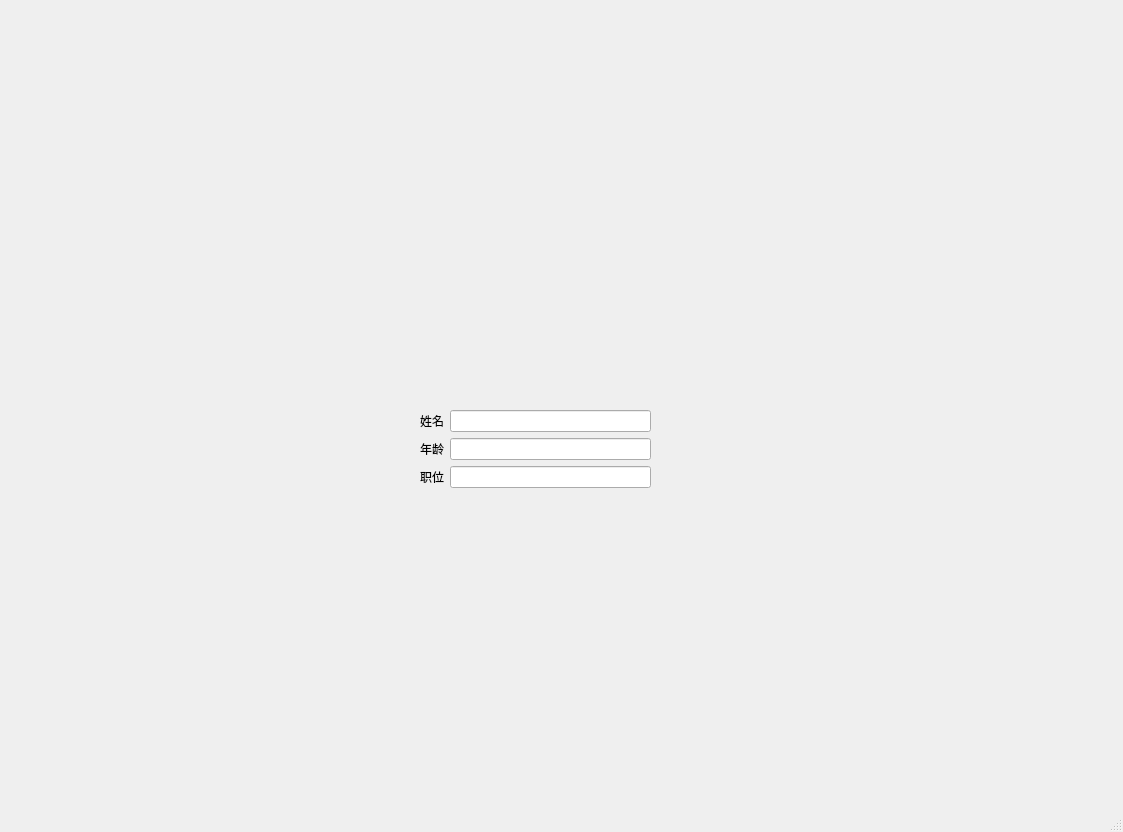
Above: mainwinbuddy.ui from TianJin85/Qtwindow before the change. Below: the same form after it.
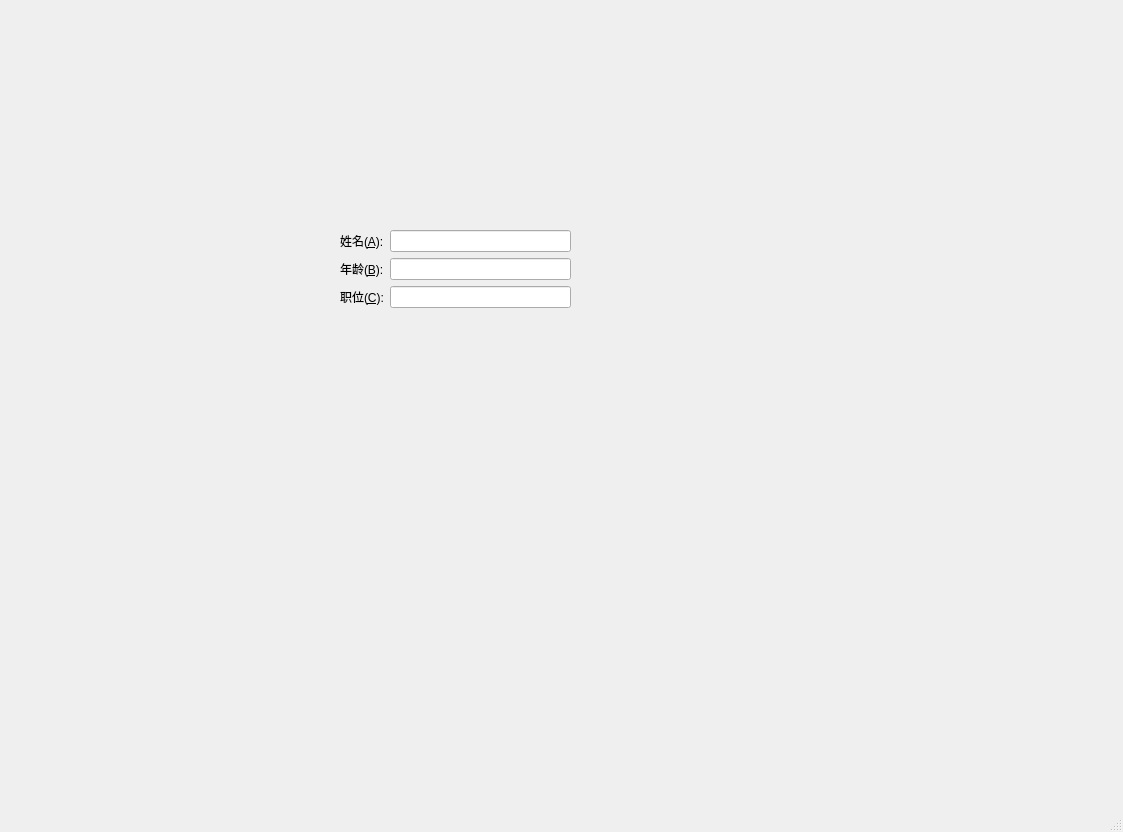
That is the form after the change.

Commit message: 控件之间的伙伴关系

Diff of the .ui file:
```diff
--- a/mainwinbuddy.ui
+++ b/mainwinbuddy.ui
@@ -17,8 +17,8 @@
    <widget class="QWidget" name="formLayoutWidget">
     <property name="geometry">
      <rect>
-      <x>420</x>
-      <y>410</y>
+      <x>340</x>
+      <y>230</y>
       <width>231</width>
       <height>111</height>
      </rect>
@@ -27,7 +27,10 @@
      <item row="0" column="0">
       <widget class="QLabel" name="label">
        <property name="text">
-        <string>姓名</string>
+        <string>姓名(&amp;A):</string>
+       </property>
+       <property name="buddy">
+        <cstring>lineEdit</cstring>
        </property>
       </widget>
      </item>
@@ -37,7 +40,10 @@
      <item row="1" column="0">
       <widget class="QLabel" name="label_2">
        <property name="text">
-        <string>年龄</string>
+        <string>年龄(&amp;B):</string>
+       </property>
+       <property name="buddy">
+        <cstring>lineEdit_2</cstring>
        </property>
       </widget>
      </item>
@@ -47,7 +53,10 @@
      <item row="2" column="0">
       <widget class="QLabel" name="label_3">
        <property name="text">
-        <string>职位</string>
+        <string>职位(&amp;C):</string>
+       </property>
+       <property name="buddy">
+        <cstring>lineEdit_3</cstring>
        </property>
       </widget>
      </item>
```
The commit also changes 1 other file.
